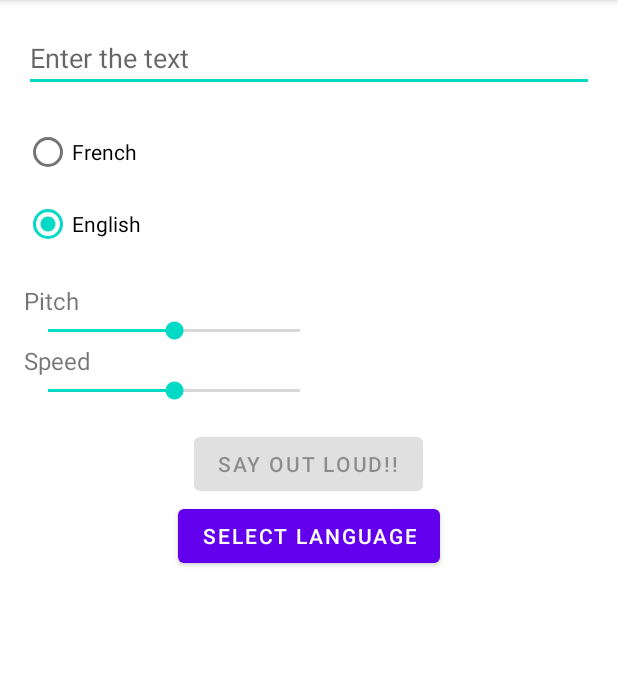
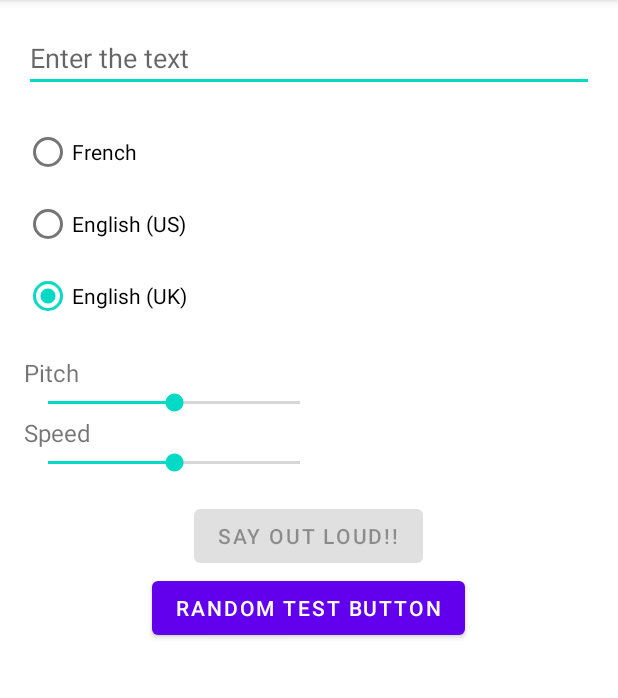
Before and after one commit to ilkayalbayrak/SPR_Project, an Android app: the screen it shows after launch (MainActivity), on a phone screen of 412 x 824 dp, the part 84-782 px from its top. Run offline under Robolectric (Android 15) with nearby library versions, the phone set to English and light mode, and no system bars.

```diff
--- a/app/src/main/java/com/example/text2speechproject/MainActivity.java
+++ b/app/src/main/java/com/example/text2speechproject/MainActivity.java
@@ -34,6 +34,7 @@ public class MainActivity extends AppCompatActivity implements TextToSpeech.OnIn
     private SeekBar mSeekBarPitch;
     private SeekBar mSeekBarSpeed;
     private Button mButtonSpeak;
+    private Button mButtonRandom;
     private RadioGroup mRadioGroup;
     private RadioButton mRadio_fr;
     private RadioButton mRadio_en;
@@ -48,17 +49,17 @@ public class MainActivity extends AppCompatActivity implements TextToSpeech.OnIn
         setContentView(R.layout.activity_main);
 
         mButtonSpeak = findViewById(R.id.button_speak);
+        mButtonRandom = findViewById(R.id.button_random_test);
         mEditText = findViewById(R.id.input_text);
         mSeekBarPitch = findViewById(R.id.seek_bar_pitch);
         mSeekBarSpeed = findViewById(R.id.seek_bar_speed);
         mRadioGroup = findViewById(R.id.radioGroup);
         mRadio_fr = findViewById(R.id.radio_fr);
-        mRadio_en = findViewById(R.id.radio_en);
+        mRadio_en = findViewById(R.id.radio_en_us);
 
         mButtonSpeak.setOnClickListener(v -> speak());
-        mRadioGroup.setOnCheckedChangeListener((group, checkedId) -> {
-            setTTSLanguage();
-        });
+        mRadioGroup.setOnCheckedChangeListener((group, checkedId) -> setTTSLanguage());
+        mButtonRandom.setOnClickListener(v -> printOutSupportedVoices());
 
         checkTTSEngine();
     }
@@ -133,10 +134,26 @@ public class MainActivity extends AppCompatActivity implements TextToSpeech.OnIn
         }
     }
 
+    private void printOutSupportedVoices(){
+        Set<Voice> availableVoices = mTts.getVoices();
+        if (availableVoices != null){
+            for (Voice voice : availableVoices){
+                Log.e("TTS","Available Voice: " + voice);
+//                Locale.US.get
+            }
+        }
+    }
+
+    /*
+    * Gets the locale selection from the radio buttons
+    * then this selection is used for determining the synthesis language
+    * */
     private Locale getUserSelectedLanguage(){
         int checkedRadioId = this.mRadioGroup.getCheckedRadioButtonId();
-        if (checkedRadioId == R.id.radio_en){
+        if (checkedRadioId == R.id.radio_en_us){
             return Locale.US;
+        }else if(checkedRadioId == R.id.radio_en_uk){
+            return Locale.UK;
         }else if(checkedRadioId == R.id.radio_fr){
             return Locale.FRENCH;
         }
--- a/app/src/main/res/layout/activity_main.xml
+++ b/app/src/main/res/layout/activity_main.xml
@@ -26,14 +26,21 @@
             android:id="@+id/radio_fr"
             android:layout_width="match_parent"
             android:layout_height="wrap_content"
-            android:text="French" />
+            android:text="@string/radio_fr" />
 
         <RadioButton
             android:checked="true"
-            android:id="@+id/radio_en"
+            android:id="@+id/radio_en_us"
             android:layout_width="match_parent"
             android:layout_height="wrap_content"
-            android:text="English" />
+            android:text="@string/radio_en_us" />
+
+        <RadioButton
+            android:checked="true"
+            android:id="@+id/radio_en_uk"
+            android:layout_width="match_parent"
+            android:layout_height="wrap_content"
+            android:text="@string/radio_en_uk" />
     </RadioGroup>
 
 
@@ -73,10 +80,10 @@
         android:enabled="false"/>
 
     <Button
-        android:id="@+id/button_select_language"
+        android:id="@+id/button_random_test"
         android:layout_width="wrap_content"
         android:layout_height="wrap_content"
-        android:text="select language"
+        android:text="Random test button"
         android:layout_gravity="center_horizontal"/>
 
 
--- a/app/src/main/res/values/strings.xml
+++ b/app/src/main/res/values/strings.xml
@@ -4,4 +4,7 @@
     <string name="speed">Speed</string>
     <string name="button_speak">SAY OUT LOUD!!</string>
     <string name="input_text">Enter the text</string>
+    <string name="radio_fr">French</string>
+    <string name="radio_en_us">English (US)</string>
+    <string name="radio_en_uk">English (UK)</string>
 </resources>
```
